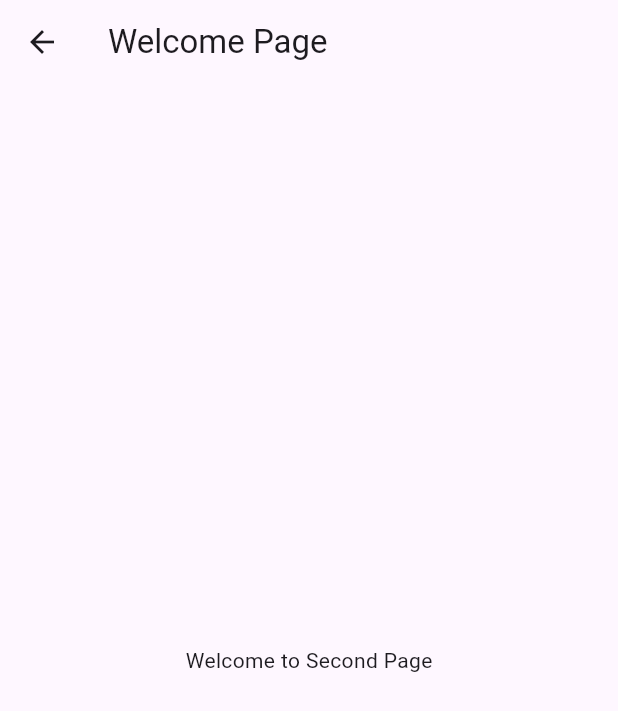
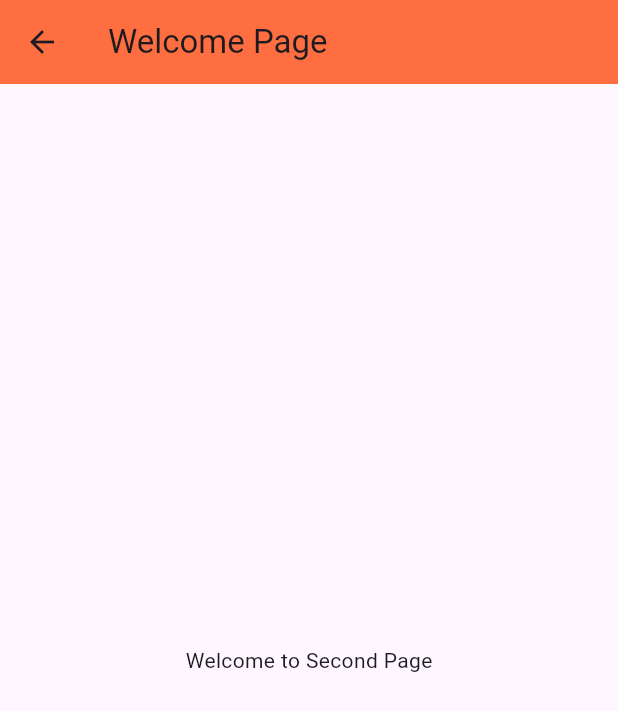
Before and after one commit to Subhikshaa23/Flutter, a Flutter app: the screen it shows after launch, after a tap on the "edit" icon, on a phone screen of 412 x 824 dp. Shown: the top 711 px of the screen. Run offline on Flutter 3.47's test engine with Material 3 defaults, Android fonts, the phone set to English and light mode, and no system bars.

Commit message:
Set theme color and add styling

```diff
--- a/hello/lib/main.dart
+++ b/hello/lib/main.dart
@@ -18,7 +18,7 @@ class _HomeState extends State<Home> {
   Widget build(BuildContext context) {
     return Scaffold(
       appBar: AppBar(title: Text("Profile"),
-        backgroundColor: Colors.blue,
+        backgroundColor: Colors.deepOrangeAccent,
       ),
       body: Column(
         children: [
@@ -29,9 +29,19 @@ class _HomeState extends State<Home> {
           // ),
           // Image(image: NetworkImage("https://th.bing.com/th?id=OIP.NfRlVuapZjQd2aaoNUTYRQHaHa&w=250&h=250&c=8&rs=1&qlt=30&o=6&pid=3.1&rm=2")),
           // Center(child: Image(image: AssetImage("assets/Profile.jpg"))),
-          CircleAvatar(
-            radius: 120,
-            backgroundImage: AssetImage("assets/Profile.jpg"),
+          Padding(
+            padding: const EdgeInsets.all(50.0),
+            child: CircleAvatar(
+              radius: 120,
+              backgroundColor: Colors.deepOrangeAccent,
+              child: Padding(
+                padding: const EdgeInsets.all(8), // Border radius
+                child: CircleAvatar(
+                  radius: 110,
+                backgroundImage: AssetImage("assets/profile.jpg"),
+                ),
+              ),
+            ),
           ),
           // Container(
           //   height: 100,
@@ -41,8 +51,11 @@ class _HomeState extends State<Home> {
           Row(
             mainAxisAlignment: MainAxisAlignment.center,
             children: [
-              Icon(Icons.account_circle),
-              Text("Subhikshaa"),
+              Padding(
+                padding: const EdgeInsets.all(10.0),
+                child: Icon(Icons.account_circle, color: Colors.deepOrangeAccent, size: 50,),
+              ),
+              Text("Subhikshaa", style: TextStyle(fontSize: 25),),
             ],
           ),
           // Container(
@@ -53,8 +66,11 @@ class _HomeState extends State<Home> {
           Row(
             mainAxisAlignment: MainAxisAlignment.center,
             children: [
-              Icon(Icons.call),
-              Text("9999999999"),
+              Padding(
+                padding: const EdgeInsets.all(10.0),
+                child: Icon(Icons.call, color: Colors.deepOrangeAccent, size: 50,),
+              ),
+              Text("9999999999", style: TextStyle(fontSize: 25),),
             ],
           ),
         ],
@@ -63,7 +79,8 @@ class _HomeState extends State<Home> {
         onPressed: (){
           Navigator.push(context, MaterialPageRoute(builder: (context) => WelcomePage()));
         },
-        child: Icon(Icons.edit),
+        child: Icon(Icons.edit, color: Colors.white,),
+        backgroundColor: Colors.deepOrangeAccent,
       ),
     );
   }
@@ -80,7 +97,7 @@ class _WelcomePageState extends State<WelcomePage> {
   @override
   Widget build(BuildContext context) {
     return Scaffold(
-      appBar: AppBar(title: Text("Welcome Page")),
+      appBar: AppBar(title: Text("Welcome Page"), backgroundColor: Colors.deepOrangeAccent),
       body: Center(
         child: Text("Welcome to Second Page"),
       ),
```
